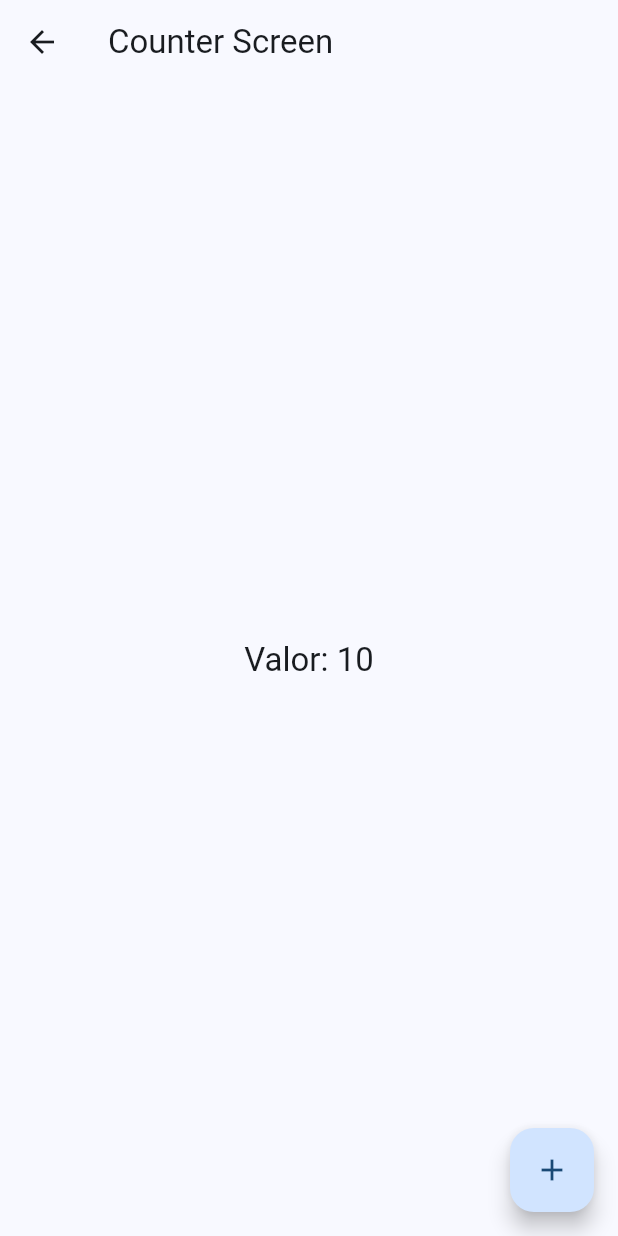
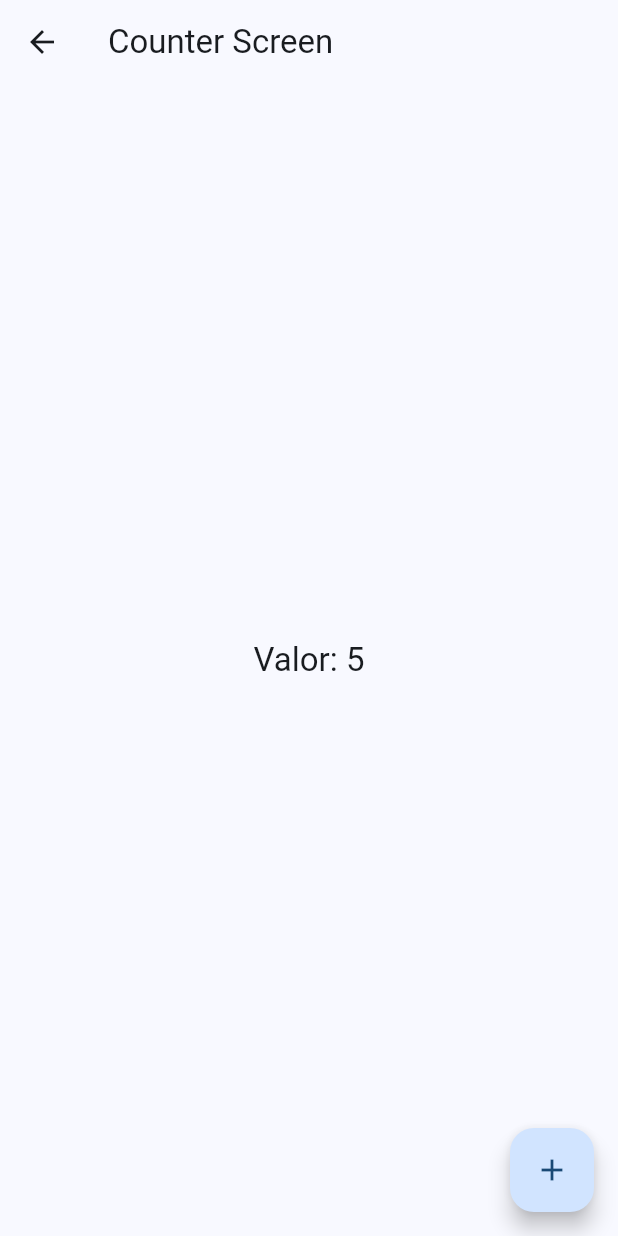
Before and after one commit to santiagomillan/widgets_app, a Flutter app: the screen it shows after launch, after a tap on "Riverpod Counter", on a phone screen of 412 x 824 dp. Run offline on Flutter 3.47's test engine with Material 3 defaults, Android fonts, the phone set to English and light mode, and no system bars; our stand-ins replace animate_do, flutter_riverpod, go_router.

Commit message:
Introduccion a Riverpod. p-1

```diff
--- a/lib/main.dart
+++ b/lib/main.dart
@@ -1,9 +1,10 @@
 import 'package:flutter/material.dart';
+import 'package:flutter_riverpod/flutter_riverpod.dart';
 import 'package:widgets_app/config/router/app_router.dart';
 import 'package:widgets_app/config/theme/app_theme.dart';
 
 void main() {
-  runApp(const MainApp());
+  runApp(const ProviderScope(child: MainApp()));
 }
 
 class MainApp extends StatelessWidget {
--- /dev/null
+++ b/lib/presentation/providers/counter_provider.dart
@@ -0,0 +1,3 @@
+import 'package:flutter_riverpod/flutter_riverpod.dart';
+
+final counterProvider = StateProvider((ref) => 5);
--- a/lib/presentation/screens/counter/counter_screen.dart
+++ b/lib/presentation/screens/counter/counter_screen.dart
@@ -1,18 +1,21 @@
 import 'package:flutter/material.dart';
+import 'package:flutter_riverpod/flutter_riverpod.dart';
+import 'package:widgets_app/presentation/providers/counter_provider.dart';
 
-class CounterScreen extends StatelessWidget {
+class CounterScreen extends ConsumerWidget {
   static const String name = 'counter_screen';
   const CounterScreen({super.key});
 
   @override
-  Widget build(BuildContext context) {
+  Widget build(BuildContext context, WidgetRef ref) {
+    final int clikCounter = ref.watch(counterProvider);
     return Scaffold(
         appBar: AppBar(
           title: const Text('Counter Screen'),
         ),
         body: Center(
           child: Text(
-            'Valor: 10',
+            'Valor: $clikCounter',
             style: Theme.of(context).textTheme.titleLarge,
           ),
         ),
--- a/pubspec.yaml
+++ b/pubspec.yaml
@@ -10,6 +10,7 @@ dependencies:
   animate_do: ^3.3.4
   flutter:
     sdk: flutter
+  flutter_riverpod: ^2.5.1
   go_router: ^13.2.1
 
 dev_dependencies:
```
Also changed, not shown: pubspec.lock.
